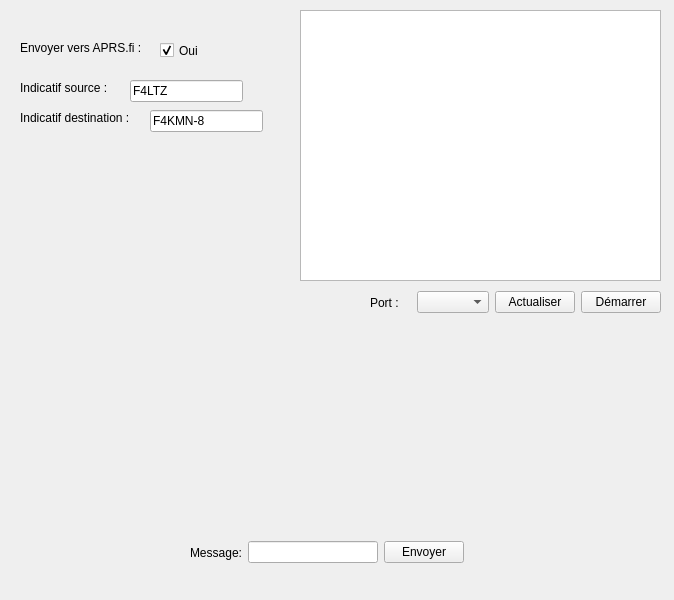
Old version of the form ServeurBallon/interface.ui in the repository estanislawski4/ProjetBallon.
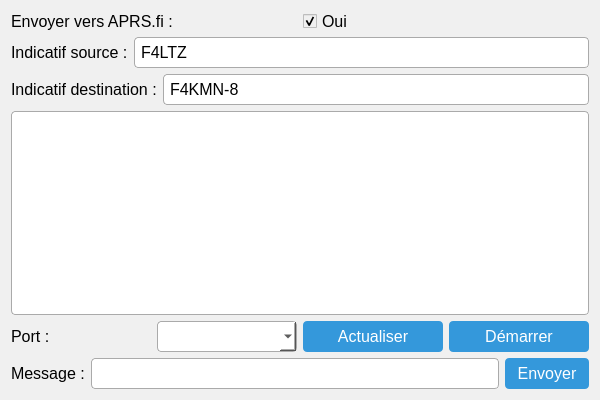
New version of the form.

Patch:
```diff
--- a/ServeurBallon/interface.ui
+++ b/ServeurBallon/interface.ui
@@ -2,37 +2,126 @@
 <ui version="4.0">
  <class>Interface</class>
  <widget class="QWidget" name="Interface">
-  <property name="geometry">
-   <rect>
-    <x>0</x>
-    <y>0</y>
-    <width>674</width>
-    <height>600</height>
-   </rect>
-  </property>
   <property name="windowTitle">
    <string>Interface</string>
   </property>
-  <widget class="QTextEdit" name="logs">
-   <property name="geometry">
-    <rect>
-     <x>300</x>
-     <y>10</y>
-     <width>361</width>
-     <height>271</height>
-    </rect>
-   </property>
-  </widget>
-  <widget class="QWidget" name="layoutWidget">
-   <property name="geometry">
-    <rect>
-     <x>370</x>
-     <y>290</y>
-     <width>291</width>
-     <height>25</height>
-    </rect>
-   </property>
-   <layout class="QHBoxLayout" name="horizontalLayout">
+  <!-- Taille minimale et maximale pour contrôler l'agrandissement -->
+  <property name="minimumSize">
+   <size>
+    <width>600</width>
+    <height>400</height>
+   </size>
+  </property>
+  <property name="maximumSize">
+   <size>
+    <width>1024</width>
+    <height>768</height>
+   </size>
+  </property>
+  <!-- Feuille de style pour une apparence moderne et raffinée -->
+  <property name="styleSheet">
+   <string notr="true">
+    <![CDATA[
+        QWidget {
+            background-color: #F0F0F0;
+            font-family: "Segoe UI", Tahoma, Geneva, Verdana, sans-serif;
+            font-size: 12pt;
+        }
+        QLineEdit, QTextEdit, QComboBox {
+            border: 1px solid #AAAAAA;
+            border-radius: 4px;
+            padding: 4px;
+            background-color: #FFFFFF;
+            color: #000000;
+        }
+        QPushButton {
+            background-color: #3498db;
+            color: white;
+            border: none;
+            padding: 6px 12px;
+            border-radius: 4px;
+        }
+        QPushButton:hover {
+            background-color: #2980b9;
+        }
+        QLabel {
+            color: #000000;
+        }
+        QCheckBox {
+            spacing: 5px;
+            color: #000000;
+        }
+    ]]>
+   </string>
+  </property>
+  <layout class="QVBoxLayout" name="verticalLayout">
+    <!-- Ligne 1 : Choix APRS.fi -->
+    <item>
+      <layout class="QHBoxLayout" name="horizontalLayoutAPRS">
+        <item>
+          <widget class="QLabel" name="labelAPRS">
+            <property name="text">
+              <string>Envoyer vers APRS.fi :</string>
+            </property>
+          </widget>
+        </item>
+        <item>
+          <widget class="QCheckBox" name="aprsCheckBox">
+            <property name="text">
+              <string>Oui</string>
+            </property>
+            <property name="checked">
+              <bool>true</bool>
+            </property>
+          </widget>
+        </item>
+      </layout>
+    </item>
+    <!-- Ligne 2 : Indicatif source -->
+    <item>
+      <layout class="QHBoxLayout" name="horizontalLayoutSource">
+        <item>
+          <widget class="QLabel" name="labelSource">
+            <property name="text">
+              <string>Indicatif source :</string>
+            </property>
+          </widget>
+        </item>
+        <item>
+          <widget class="QLineEdit" name="sourceLineEdit">
+            <property name="text">
+              <string>F4LTZ</string>
+            </property>
+          </widget>
+        </item>
+      </layout>
+    </item>
+    <!-- Ligne 3 : Indicatif destination -->
+    <item>
+      <layout class="QHBoxLayout" name="horizontalLayoutDest">
+        <item>
+          <widget class="QLabel" name="labelDest">
+            <property name="text">
+              <string>Indicatif destination :</string>
+            </property>
+          </widget>
+        </item>
+        <item>
+          <widget class="QLineEdit" name="destLineEdit">
+            <property name="text">
+              <string>F4KMN-8</string>
+            </property>
+          </widget>
+        </item>
+      </layout>
+    </item>
+    <!-- Ligne 4 : Zone de logs (extensible) -->
+    <item>
+      <widget class="QTextEdit" name="logs"/>
+    </item>
+    <!-- Ligne 5 : Choix du port et actions -->
+    <item>
+      <layout class="QHBoxLayout" name="horizontalLayoutPort">
     <item>
      <widget class="QLabel" name="labelPort">
       <property name="text">
@@ -58,30 +147,19 @@
      </widget>
     </item>
    </layout>
-  </widget>
-  <widget class="QWidget" name="layoutWidget">
-   <property name="geometry">
-    <rect>
-     <x>190</x>
-     <y>540</y>
-     <width>274</width>
-     <height>25</height>
-    </rect>
-   </property>
-   <layout class="QHBoxLayout" name="horizontalLayout_2">
+    </item>
+    <!-- Ligne 6 : Envoi de message -->
+    <item>
+      <layout class="QHBoxLayout" name="horizontalLayoutMessage">
     <item>
      <widget class="QLabel" name="labelMessage">
       <property name="text">
-       <string>Message:</string>
+              <string>Message :</string>
       </property>
      </widget>
     </item>
     <item>
-     <widget class="QLineEdit" name="messageLineEdit">
-      <property name="text">
-       <string/>
-      </property>
-     </widget>
+          <widget class="QLineEdit" name="messageLineEdit"/>
     </item>
     <item>
      <widget class="QPushButton" name="sendButton">
@@ -91,88 +169,8 @@
      </widget>
     </item>
    </layout>
-  </widget>
-  <widget class="QLabel" name="label">
-   <property name="geometry">
-    <rect>
-     <x>20</x>
-     <y>40</y>
-     <width>131</width>
-     <height>16</height>
-    </rect>
-   </property>
-   <property name="text">
-    <string>Envoyer vers APRS.fi :</string>
-   </property>
-  </widget>
-  <widget class="QCheckBox" name="aprsCheckBox">
-   <property name="geometry">
-    <rect>
-     <x>160</x>
-     <y>40</y>
-     <width>83</width>
-     <height>21</height>
-    </rect>
-   </property>
-   <property name="text">
-    <string>Oui</string>
-   </property>
-   <property name="checked">
-    <bool>true</bool>
-   </property>
-  </widget>
-  <widget class="QLineEdit" name="sourceLineEdit">
-   <property name="geometry">
-    <rect>
-     <x>130</x>
-     <y>80</y>
-     <width>113</width>
-     <height>22</height>
-    </rect>
-   </property>
-   <property name="text">
-    <string>F4LTZ</string>
-   </property>
-  </widget>
-  <widget class="QLabel" name="label_2">
-   <property name="geometry">
-    <rect>
-     <x>20</x>
-     <y>80</y>
-     <width>101</width>
-     <height>16</height>
-    </rect>
-   </property>
-   <property name="text">
-    <string>Indicatif source :</string>
-   </property>
-  </widget>
-  <widget class="QLabel" name="label_3">
-   <property name="geometry">
-    <rect>
-     <x>20</x>
-     <y>110</y>
-     <width>131</width>
-     <height>16</height>
-    </rect>
-   </property>
-   <property name="text">
-    <string>Indicatif destination : </string>
-   </property>
-  </widget>
-  <widget class="QLineEdit" name="destLineEdit">
-   <property name="geometry">
-    <rect>
-     <x>150</x>
-     <y>110</y>
-     <width>113</width>
-     <height>22</height>
-    </rect>
-   </property>
-   <property name="text">
-    <string>F4KMN-8</string>
-   </property>
-  </widget>
+    </item>
+  </layout>
  </widget>
  <resources/>
  <connections/>
```
Left out of the diff: 1 changed line with no effect on the pictures. Lines whose indentation alone changed are shown as unchanged.
